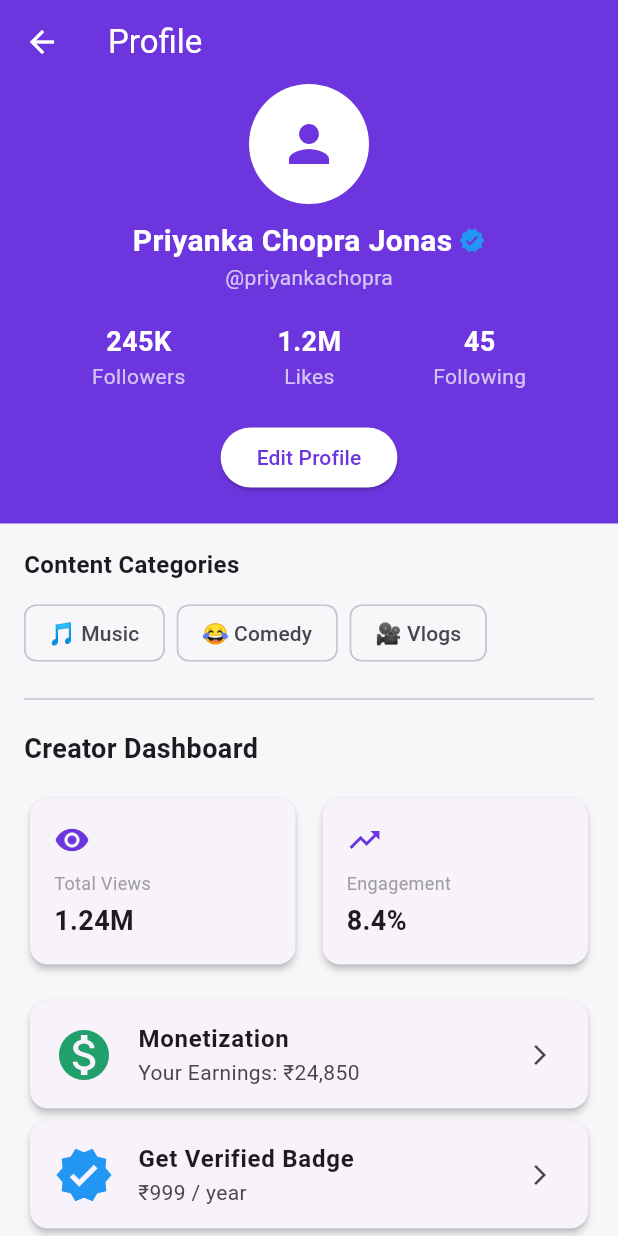
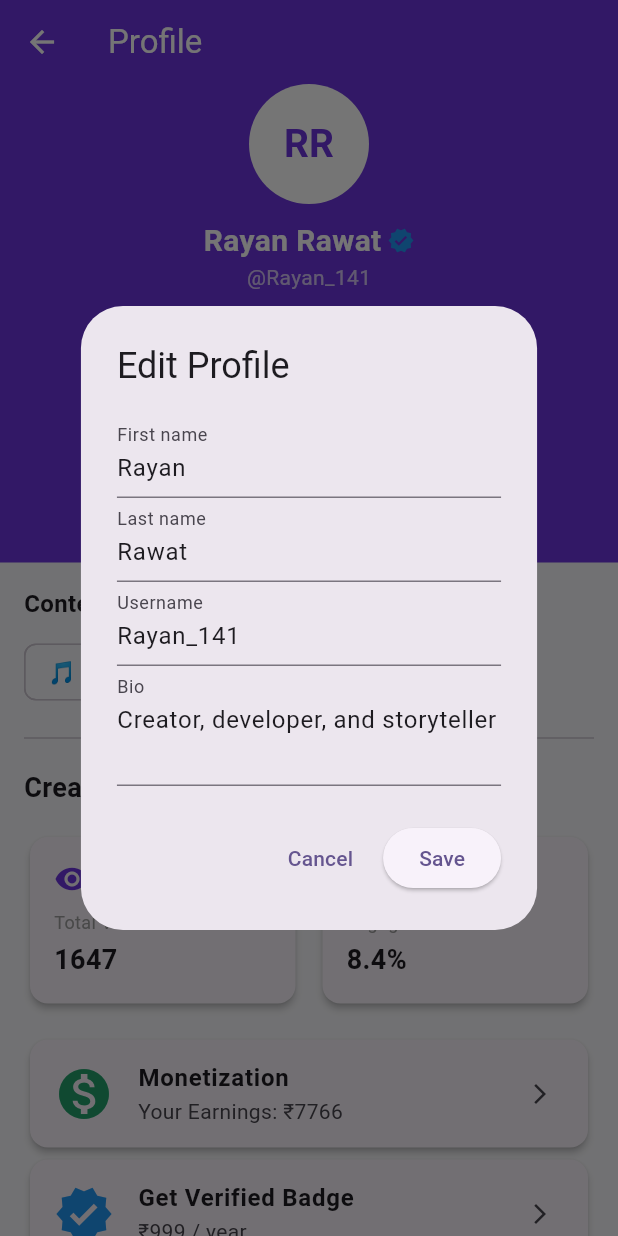
Before and after one commit to Rayan-141/ShareChat_Flutter_App, a Flutter app: the ProfileScreen screen opened directly, after a tap on "Edit Profile", on a phone screen of 412 x 824 dp. Run offline on Flutter 3.47's test engine with Material 3 defaults, Android fonts, the phone set to English and light mode, and no system bars; network calls fail.

Commit message:
Add editable Rayan Rawat profile

```diff
--- a/lib/main.dart
+++ b/lib/main.dart
@@ -1376,12 +1376,107 @@ class LiveStreamScreen extends StatelessWidget {
 }
 
 // --- Creator Profile & Dashboard ---
-class ProfileScreen extends StatelessWidget {
+class ProfileScreen extends StatefulWidget {
   const ProfileScreen({super.key});
+
+  @override
+  State<ProfileScreen> createState() => _ProfileScreenState();
+}
+
+class _ProfileScreenState extends State<ProfileScreen> {
+  String _firstName = 'Rayan';
+  String _lastName = 'Rawat';
+  String _username = 'Rayan_141';
+  String _bio = 'Creator, developer, and storyteller';
+  late final int _totalViews;
+  late final int _earnings;
+
+  @override
+  void initState() {
+    super.initState();
+    final random = Random();
+    _totalViews = random.nextInt(9001) + 1000;
+    _earnings = random.nextInt(9001) + 1000;
+  }
+
+  Future<void> _editProfile() async {
+    final firstNameController = TextEditingController(text: _firstName);
+    final lastNameController = TextEditingController(text: _lastName);
+    final usernameController = TextEditingController(text: _username);
+    final bioController = TextEditingController(text: _bio);
+
+    final updatedProfile = await showDialog<List<String>>(
+      context: context,
+      builder: (dialogContext) => AlertDialog(
+        title: const Text('Edit Profile'),
+        content: SingleChildScrollView(
+          child: Column(
+            mainAxisSize: MainAxisSize.min,
+            children: [
+              TextField(
+                controller: firstNameController,
+                decoration: const InputDecoration(labelText: 'First name'),
+              ),
+              TextField(
+                controller: lastNameController,
+                decoration: const InputDecoration(labelText: 'Last name'),
+              ),
+              TextField(
+                controller: usernameController,
+                decoration: const InputDecoration(labelText: 'Username'),
+              ),
+              TextField(
+                controller: bioController,
+                maxLines: 2,
+                decoration: const InputDecoration(labelText: 'Bio'),
+              ),
+            ],
+          ),
+        ),
+        actions: [
+          TextButton(
+            onPressed: () => Navigator.pop(dialogContext),
+            child: const Text('Cancel'),
+          ),
+          ElevatedButton(
+            onPressed: () {
+              if (firstNameController.text.trim().isEmpty ||
+                  usernameController.text.trim().isEmpty) {
+                return;
+              }
+              Navigator.pop(dialogContext, [
+                firstNameController.text.trim(),
+                lastNameController.text.trim(),
+                usernameController.text.trim().replaceFirst('@', ''),
+                bioController.text.trim(),
+              ]);
+            },
+            child: const Text('Save'),
+          ),
+        ],
+      ),
+    );
+
+    WidgetsBinding.instance.addPostFrameCallback((_) {
+      firstNameController.dispose();
+      lastNameController.dispose();
+      usernameController.dispose();
+      bioController.dispose();
+    });
+
+    if (updatedProfile != null && mounted) {
+      setState(() {
+        _firstName = updatedProfile[0];
+        _lastName = updatedProfile[1];
+        _username = updatedProfile[2];
+        _bio = updatedProfile[3];
+      });
+    }
+  }
 
   @override
   Widget build(BuildContext context) {
-    final creator = creatorProfiles[5];
+    final fullName = '$_firstName $_lastName'.trim();
     return Scaffold(
       appBar: AppBar(title: const Text('Profile'), elevation: 0),
       body: SingleChildScrollView(
@@ -1396,10 +1491,13 @@ class ProfileScreen extends StatelessWidget {
                   const CircleAvatar(
                     radius: 40,
                     backgroundColor: Colors.white,
-                    child: Icon(
-                      Icons.person,
-                      size: 40,
-                      color: AppColors.primary,
+                    child: Text(
+                      'RR',
+                      style: TextStyle(
+                        color: AppColors.primary,
+                        fontSize: 26,
+                        fontWeight: FontWeight.bold,
+                      ),
                     ),
                   ),
                   const SizedBox(height: 10),
@@ -1407,7 +1505,7 @@ class ProfileScreen extends StatelessWidget {
                     mainAxisAlignment: MainAxisAlignment.center,
                     children: [
                       Text(
-                        creator.name,
+                        fullName,
                         style: const TextStyle(
                           color: Colors.white,
                           fontSize: 20,
@@ -1419,21 +1517,23 @@ class ProfileScreen extends StatelessWidget {
                     ],
                   ),
                   Text(
-                    creator.username,
+                    '@$_username',
                     style: const TextStyle(color: Colors.white70),
                   ),
+                  const SizedBox(height: 6),
+                  Text(_bio, style: const TextStyle(color: Colors.white70)),
                   const SizedBox(height: 20),
                   Row(
                     mainAxisAlignment: MainAxisAlignment.spaceEvenly,
                     children: [
-                      _buildStat('245K', 'Followers'),
-                      _buildStat('1.2M', 'Likes'),
-                      _buildStat('45', 'Following'),
+                      _buildStat('285', 'Followers'),
+                      _buildStat('127K', 'Likes'),
+                      _buildStat('190', 'Following'),
                     ],
                   ),
                   const SizedBox(height: 20),
                   ElevatedButton(
-                    onPressed: () {},
+                    onPressed: _editProfile,
                     style: ElevatedButton.styleFrom(
                       backgroundColor: Colors.white,
                       foregroundColor: AppColors.primary,
@@ -1481,7 +1581,7 @@ class ProfileScreen extends StatelessWidget {
                       Expanded(
                         child: _buildDashboardCard(
                           'Total Views',
-                          '1.24M',
+                          '$_totalViews',
                           Icons.visibility,
                         ),
                       ),
@@ -1508,13 +1608,14 @@ class ProfileScreen extends StatelessWidget {
                         'Monetization',
                         style: TextStyle(fontWeight: FontWeight.bold),
                       ),
-                      subtitle: const Text('Your Earnings: ₹24,850'),
+                      subtitle: Text('Your Earnings: ₹$_earnings'),
                       trailing: const Icon(Icons.arrow_forward_ios, size: 16),
                       onTap: () {
                         Navigator.push(
                           context,
                           MaterialPageRoute(
-                            builder: (context) => const MonetizationScreen(),
+                            builder: (context) =>
+                                MonetizationScreen(earnings: _earnings),
                           ),
                         );
                       },
@@ -1596,7 +1697,9 @@ class ProfileScreen extends StatelessWidget {
 
 // --- Monetization Screen ---
 class MonetizationScreen extends StatelessWidget {
-  const MonetizationScreen({super.key});
+  final int earnings;
+
+  const MonetizationScreen({super.key, required this.earnings});
 
   @override
   Widget build(BuildContext context) {
@@ -1618,8 +1721,8 @@ class MonetizationScreen extends StatelessWidget {
                       style: TextStyle(color: Colors.white70, fontSize: 16),
                     ),
                     const SizedBox(height: 8),
-                    const Text(
-                      '₹24,850',
+                    Text(
+                      '₹$earnings',
                       style: TextStyle(
                         color: Colors.white,
                         fontSize: 36,
```
Also changed, not shown: 1 other file.
